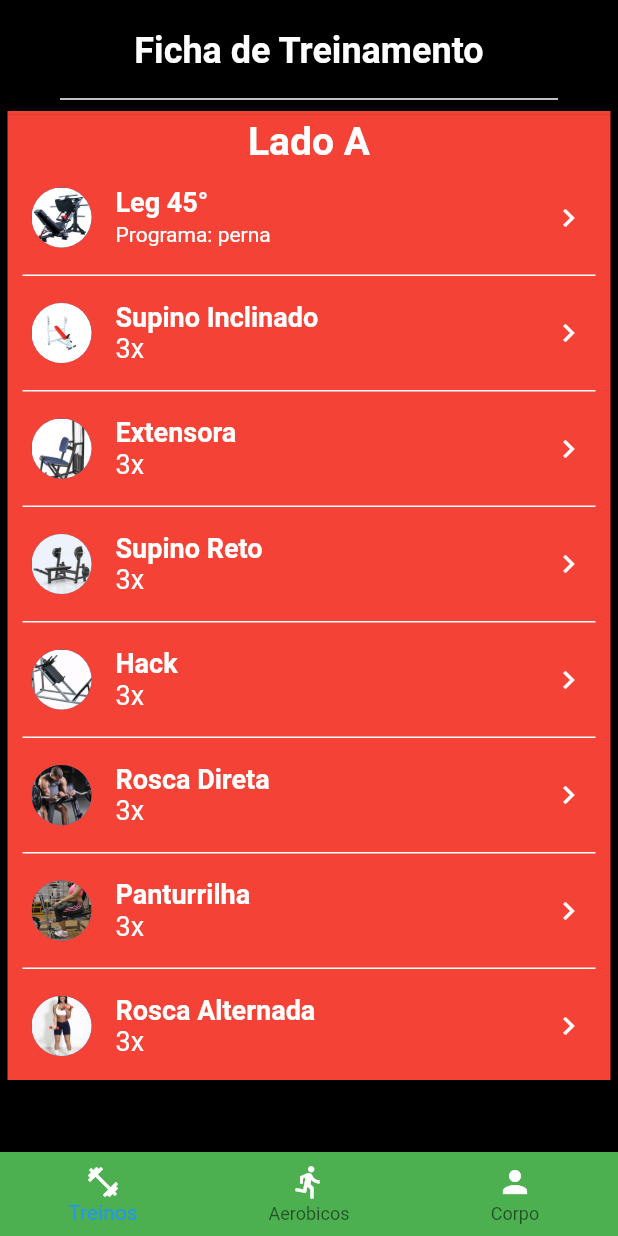
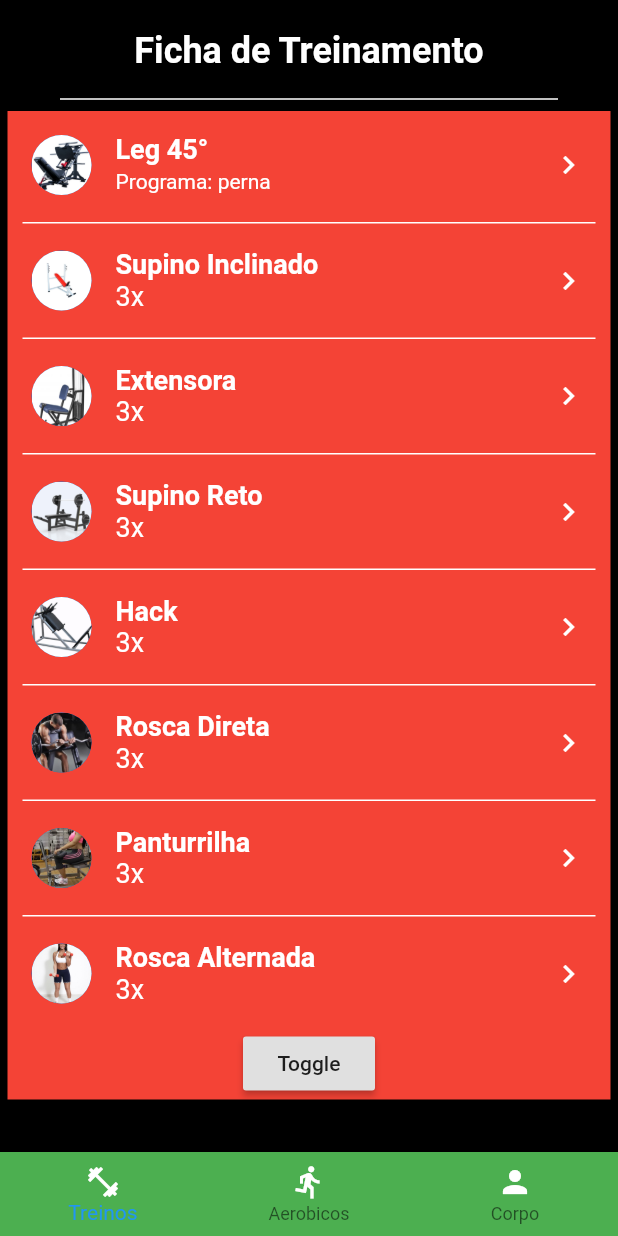
Before and after one commit to wagnerfilho1995/Zero-Fit, a Flutter app: the screen it shows after launch, on a phone screen of 412 x 824 dp. Run offline on Flutter 3.47's test engine with Material 2 defaults, Android fonts, the phone set to English and light mode, and no system bars; drawn by our look-alikes of flip_card.

Commit message:
Botao de flipar o cartao de treino

```diff
--- a/zerofit/lib/main.dart
+++ b/zerofit/lib/main.dart
@@ -6,9 +6,11 @@ import 'aerobic.dart';
 void main() => runApp(App());
 
 class App extends StatelessWidget {
+
  @override
  Widget build(BuildContext context) {
    return MaterialApp(
+
       home: MyBottomNavigationBar(),
     );
   }
--- a/zerofit/lib/treinos.dart
+++ b/zerofit/lib/treinos.dart
@@ -9,6 +9,8 @@ class Treinos extends StatefulWidget {
 }
 
 class _TreinosState extends State<Treinos> {
+
+  GlobalKey<FlipCardState> cardKey = GlobalKey<FlipCardState>();
 
   @override
   Widget build(BuildContext context) {
@@ -32,21 +34,13 @@ class _TreinosState extends State<Treinos> {
               Padding(
                 padding: EdgeInsets.symmetric(horizontal: 5, vertical: 0),
                 child: FlipCard(
+                  key: cardKey,
+                  flipOnTouch: false,
                   direction: FlipDirection.HORIZONTAL,
                   front: Container(
                     color: Colors.red,
                       child: Column(
                         children: <Widget>[
-                          Divider(
-                            height: 5,
-                          ),
-                          Text('Lado A',
-                          style: TextStyle(
-                              fontSize: 26,
-                              fontWeight: FontWeight.bold,
-                              color: Colors.white,
-                            )
-                          ),
                           ListTile(
                             leading: CircleAvatar(
                               backgroundImage: AssetImage('assets/leg/leg45.jpg')
@@ -160,6 +154,10 @@ class _TreinosState extends State<Treinos> {
                             subtitle: Text('3x', style: TextStyle(fontSize: 18, color: Colors.white)),
                             trailing: Icon(Icons.keyboard_arrow_right, color: Colors.white),
                           ),
+                          RaisedButton(
+                            onPressed: () => cardKey.currentState.toggleCard(),
+                            child: Text('Toggle'),
+                          ),
                         ]
                       ),
                       /*child: ListTile(
@@ -175,16 +173,6 @@ class _TreinosState extends State<Treinos> {
                     color: Colors.blue,
                       child: Column(
                         children: <Widget>[
-                          Divider(
-                            height: 5,
-                          ),
-                          Text('Lado B',
-                          style: TextStyle(
-                              fontSize: 26,
-                              fontWeight: FontWeight.bold,
-                              color: Colors.white,
-                            )
-                          ),
                           ListTile(
                             leading: CircleAvatar(
                               backgroundImage: AssetImage('assets/leg/flexora.jpg')
@@ -298,6 +286,10 @@ class _TreinosState extends State<Treinos> {
                             subtitle: Text('3x', style: TextStyle(fontSize: 18, color: Colors.white)),
                             trailing: Icon(Icons.keyboard_arrow_right, color: Colors.white),
                           ),
+                          FlatButton(
+                            onPressed: () => cardKey.currentState.toggleCard(),
+                            child: Text('Virar'),
+                          ),
                         ]
                       ),
                   ),
```
Also changed, not shown: zerofit/lib/placeholder_widget.dart (deleted, +0 -14 lines), 8 other files.
